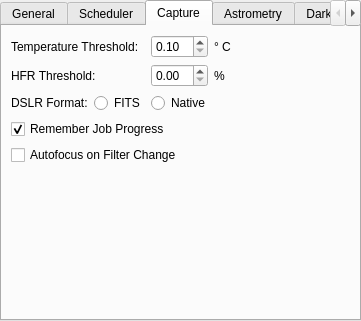
Qt form kstars/ekos/opsekos.ui (KDE/kstars) before a commit.
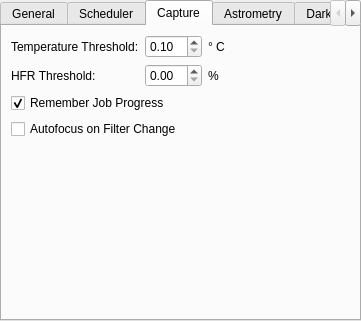
The same form after that commit. The open tabs and pages were chosen to show the change.

Commit message: Remove obsolete option

What changed in the file:
```diff
--- a/kstars/ekos/opsekos.ui
+++ b/kstars/ekos/opsekos.ui
@@ -258,30 +258,6 @@
         </property>
        </widget>
       </item>
-      <item row="2" column="2" colspan="3">
-       <widget class="QRadioButton" name="kcfg_DSLRFormatNative">
-        <property name="text">
-         <string>Native</string>
-        </property>
-       </widget>
-      </item>
-      <item row="2" column="1">
-       <widget class="QRadioButton" name="kcfg_DSLRFormatFITS">
-        <property name="text">
-         <string>FITS</string>
-        </property>
-       </widget>
-      </item>
-      <item row="2" column="0">
-       <widget class="QLabel" name="label_4">
-        <property name="toolTip">
-         <string>&lt;html&gt;&lt;head/&gt;&lt;body&gt;&lt;p&gt;Select the format of captured DSLR images within the Capture Module.&lt;/p&gt;&lt;/body&gt;&lt;/html&gt;</string>
-        </property>
-        <property name="text">
-         <string>DSLR Format:</string>
-        </property>
-       </widget>
-      </item>
      </layout>
     </item>
     <item>
```
Left out of the diff: 44 changed lines with no effect on the pictures.
